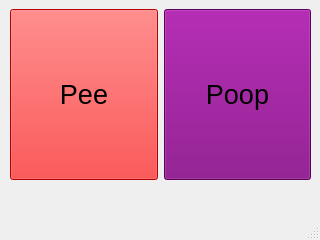
This is humblepi/dog_status_window.ui in canismarko/humblepi as Qt 5 draws it before an edit. The edited form follows.
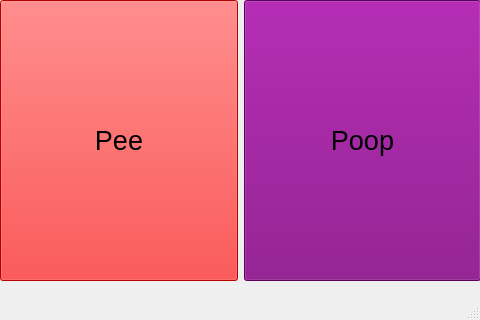
This is the edited form. Icons and pictures are not drawn.

The edit to the form file:
```diff
--- a/humblepi/dog_status_window.ui
+++ b/humblepi/dog_status_window.ui
@@ -6,8 +6,8 @@
    <rect>
     <x>0</x>
     <y>0</y>
-    <width>320</width>
-    <height>240</height>
+    <width>480</width>
+    <height>320</height>
    </rect>
   </property>
   <property name="windowTitle">
@@ -26,10 +26,10 @@
    <widget class="QWidget" name="horizontalLayoutWidget">
     <property name="geometry">
      <rect>
-      <x>10</x>
-      <y>9</y>
-      <width>301</width>
-      <height>171</height>
+      <x>0</x>
+      <y>0</y>
+      <width>481</width>
+      <height>281</height>
      </rect>
     </property>
     <layout class="QHBoxLayout" name="lytDogButtons">
```
Left out of the diff: 2 changed lines with no effect on the pictures.
